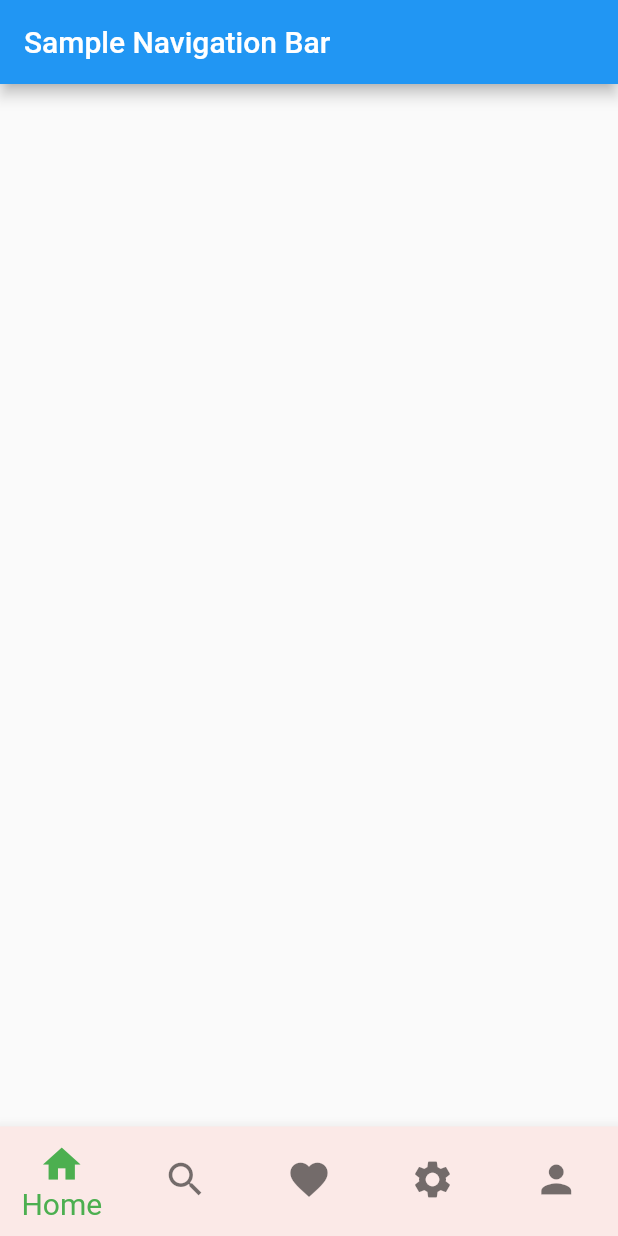
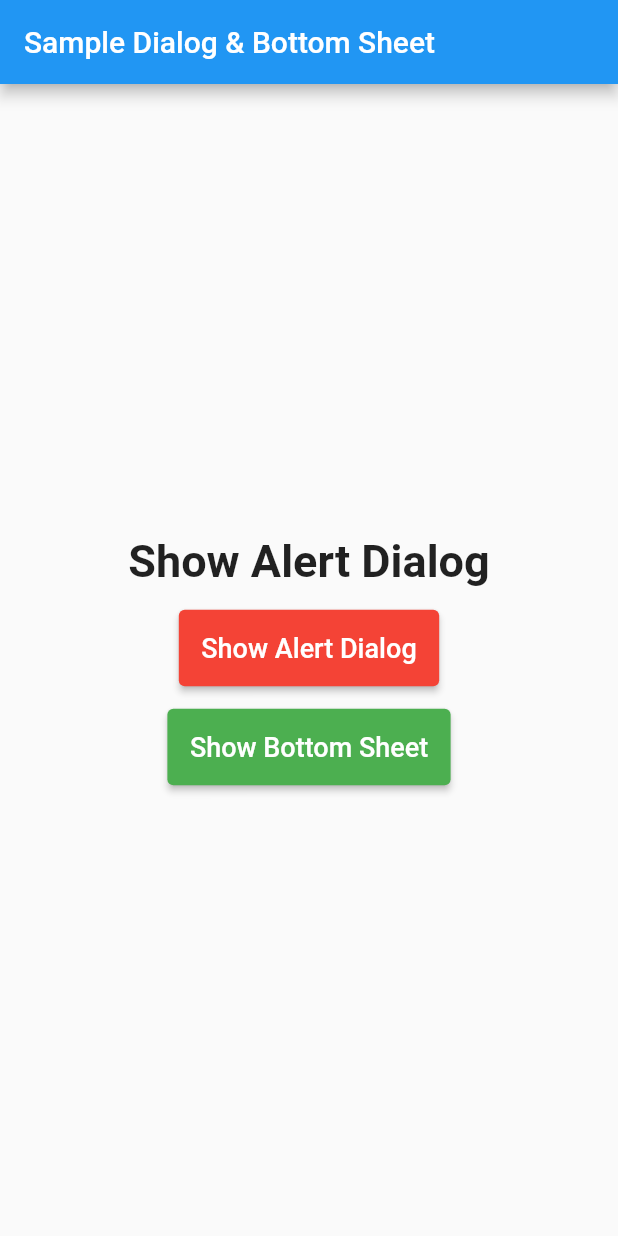
Before and after one commit to firyafaturahman/learn_flutter_widget, a Flutter app: the screen it shows after launch, on a phone screen of 412 x 824 dp. Run offline on Flutter 3.47's test engine with Material 2 defaults, Android fonts, the phone set to English and light mode, and no system bars.

Commit message:
sample dialog & bottom sheet

```diff
--- a/lib/main.dart
+++ b/lib/main.dart
@@ -1,6 +1,7 @@
 import 'package:flutter/material.dart';
-import 'package:widget_ui/widgets/sample_flexible_expanded.dart';
-import 'package:widget_ui/widgets/sample_navbar.dart';
+import 'package:widget_ui/widgets/sample_dialog_bottom_sheet.dart';
+// import 'package:widget_ui/widgets/sample_flexible_expanded.dart';
+// import 'package:widget_ui/widgets/sample_navbar.dart';
 // import 'package:widget_ui/widgets/sample_card.dart';
 // import 'package:widget_ui/widgets/sample_column_row.dart';
 // import 'package:widget_ui/widgets/sample_container.dart';
@@ -26,7 +27,6 @@ class MyApp extends StatelessWidget {
 
           primarySwatch: Colors.blue,
         ),
-      home: const SampleNavbar(),
-    );
+        home: const SampleDialogAndBottomSheet());
   }
 }
--- /dev/null
+++ b/lib/widgets/sample_dialog_bottom_sheet.dart
@@ -0,0 +1,121 @@
+import 'dart:ui';
+
+import 'package:flutter/material.dart';
+
+class SampleDialogAndBottomSheet extends StatefulWidget {
+  const SampleDialogAndBottomSheet({super.key});
+
+  @override
+  State<SampleDialogAndBottomSheet> createState() =>
+      _SampleDialogAndBottomSheetState();
+}
+
+class _SampleDialogAndBottomSheetState
+    extends State<SampleDialogAndBottomSheet> {
+  @override
+  Widget build(BuildContext context) {
+    return Scaffold(
+      appBar: AppBar(
+        title: const Text('Sample Dialog & Bottom Sheet'),
+      ),
+      body: Center(
+        child: Column(
+          mainAxisAlignment: MainAxisAlignment.center,
+          children: [
+            const Text(
+              'Show Alert Dialog',
+              style: TextStyle(
+                fontSize: 30,
+                fontWeight: FontWeight.w600,
+              ),
+            ),
+            const SizedBox(
+              height: 15,
+            ),
+            ElevatedButton(
+              onPressed: _showAlertDialog,
+              style: ElevatedButton.styleFrom(
+                backgroundColor: Colors.red,
+                padding: const EdgeInsets.all(15),
+              ),
+              child: const Text(
+                'Show Alert Dialog',
+                style: TextStyle(
+                  fontSize: 18,
+                ),
+              ),
+            ),
+            const SizedBox(
+              height: 15,
+            ),
+            ElevatedButton(
+              onPressed: _showBottomSheet,
+              style: ElevatedButton.styleFrom(
+                backgroundColor: Colors.green,
+                padding: const EdgeInsets.all(15),
+              ),
+              child: const Text(
+                'Show Bottom Sheet',
+                style: TextStyle(
+                  fontSize: 18,
+                ),
+              ),
+            ),
+          ],
+        ),
+      ),
+    );
+  }
+
+  void _showAlertDialog() {
+    showDialog(
+      context: context,
+      builder: (context) {
+        return AlertDialog(
+          title: Text(
+            'Caution',
+            style: TextStyle(
+              fontSize: 30,
+              color: Colors.red[400],
+            ),
+          ),
+          content: const Text(
+            'This is alert caution ',
+            style: TextStyle(
+              fontSize: 20,
+            ),
+          ),
+          actions: [
+            TextButton(
+              onPressed: () {
+                Navigator.of(context).pop();
+              },
+              child: const Text(
+                'Close',
+                style: TextStyle(
+                  fontSize: 18,
+                ),
+              ),
+            ),
+          ],
+        );
+      },
+    );
+  }
+
+  void _showBottomSheet() {
+    showModalBottomSheet(
+        context: context,
+        builder: (context) {
+          return const SizedBox(
+            height: 200,
+            child: Text(
+              'This modal bottom sheet',
+              style: TextStyle(
+                fontSize: 18,
+              ),
+            ),
+          );
+        });
+  }
+}
```
Lines whose indentation alone changed are shown as unchanged.
